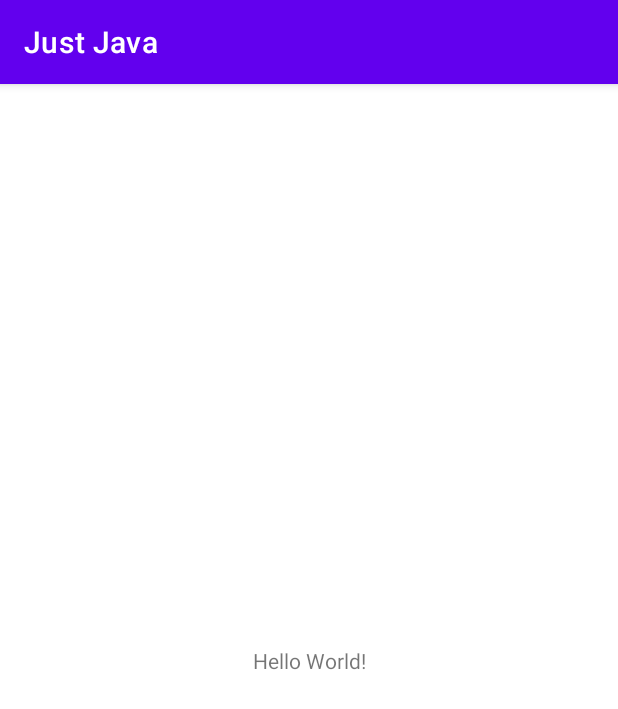
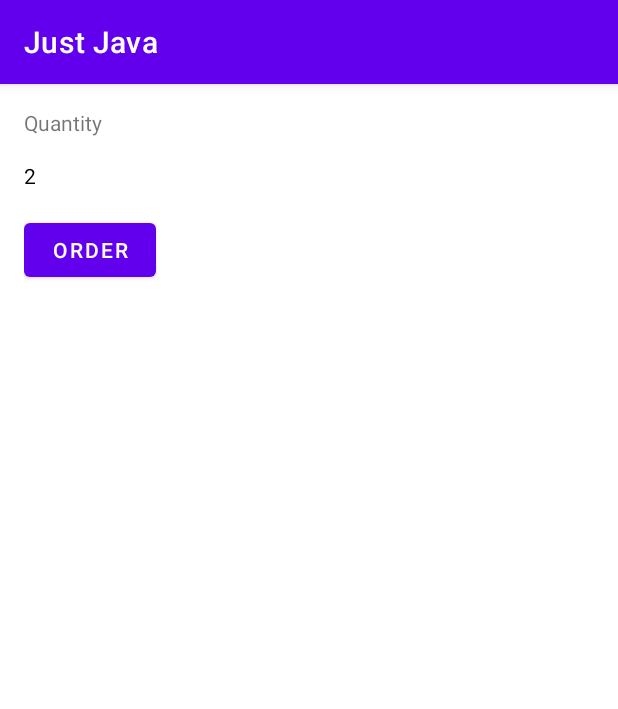
Before and after one commit to devkudasov/udacity_android_basics, an Android app: the screen it shows after launch (MainActivity), on a phone screen of 412 x 824 dp. Shown: the top 709 px of the screen. Run offline under Robolectric (Android 15) with nearby library versions, the phone set to English and light mode, and no system bars.

Commit message:
Create basic layout

```diff
--- a/JustJava/app/src/main/res/layout/activity_main.xml
+++ b/JustJava/app/src/main/res/layout/activity_main.xml
@@ -4,15 +4,32 @@
     xmlns:tools="http://schemas.android.com/tools"
     android:layout_width="match_parent"
     android:layout_height="match_parent"
+    android:padding="16dp"
     tools:context=".MainActivity">
 
     <TextView
+        android:id="@+id/quantity"
         android:layout_width="wrap_content"
         android:layout_height="wrap_content"
-        android:text="Hello World!"
-        app:layout_constraintBottom_toBottomOf="parent"
+        android:text="@string/quantity_title"
         app:layout_constraintLeft_toLeftOf="parent"
-        app:layout_constraintRight_toRightOf="parent"
         app:layout_constraintTop_toTopOf="parent" />
 
+    <TextView
+        android:id="@+id/quantity_count"
+        android:layout_width="wrap_content"
+        android:layout_height="wrap_content"
+        android:text="@string/quantity_default"
+        android:textColor="@color/black"
+        android:paddingVertical="16dp"
+        app:layout_constraintLeft_toLeftOf="parent"
+        app:layout_constraintTop_toBottomOf="@id/quantity" />
+
+    <Button
+        android:layout_width="wrap_content"
+        android:layout_height="wrap_content"
+        app:layout_constraintLeft_toLeftOf="parent"
+        app:layout_constraintTop_toBottomOf="@id/quantity_count"
+        android:text="@string/button_text"/>
+
 </androidx.constraintlayout.widget.ConstraintLayout>
--- a/JustJava/app/src/main/res/values/strings.xml
+++ b/JustJava/app/src/main/res/values/strings.xml
@@ -1,3 +1,6 @@
 <resources>
     <string name="app_name">Just Java</string>
+    <string name="quantity_title">Quantity</string>
+    <string name="quantity_default">2</string>
+    <string name="button_text">Order</string>
 </resources>
```
